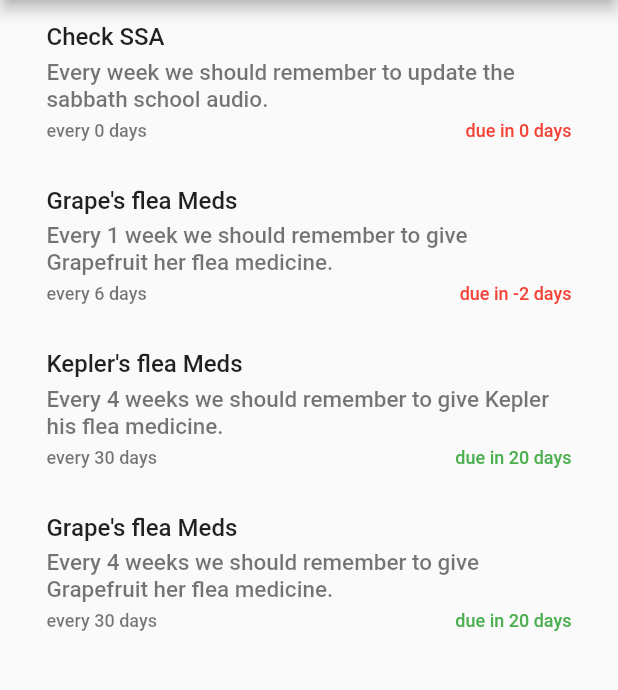
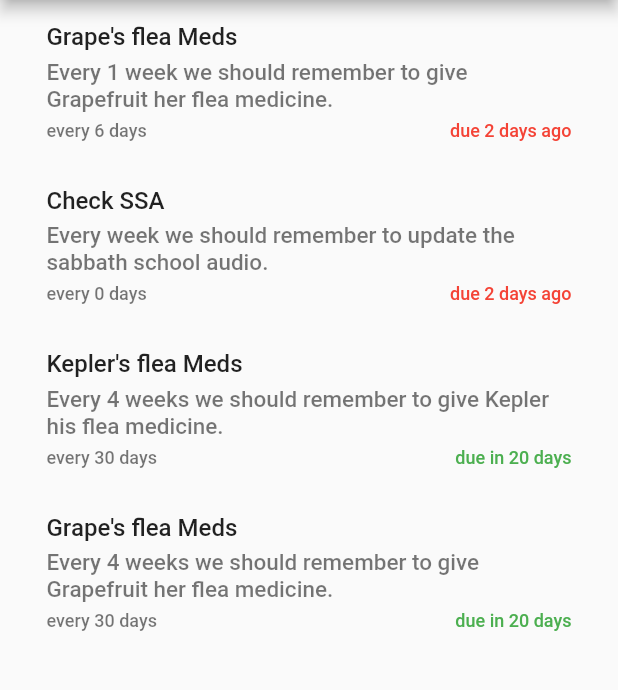
Before and after one commit to krusek/reminder, a Flutter app: the screen it shows after launch, on a phone screen of 412 x 824 dp, the part 84-774 px from its top. Run offline on Flutter 3.47's test engine with Material 2 defaults, Android fonts, the phone set to English and light mode, and no system bars; our stand-ins replace cloud_firestore, firebase_core, rxdart, shared_preferences, timeago; missing offline and left inert: firestore_ui; accounts and stored records are empty; statements that could not run were skipped.

Commit message:
update frequency remaining
Should be independent of frequency type.

```diff
--- a/assets/template.json
+++ b/assets/template.json
@@ -40,7 +40,7 @@
       "frequency": {
         "type": "days",
         "days": [
-          0
+          1
         ],
         "last_event": "2018-11-05T16:58:38.597780"
       }
--- a/lib/widgets/frequency_remaining.dart
+++ b/lib/widgets/frequency_remaining.dart
@@ -8,16 +8,7 @@ class FrequencyRemaining extends StatelessWidget {
 
   @override
   Widget build(BuildContext context) {
-    Duration days = Duration();
-    if (frequency is Timespan) {
-      final timespan = frequency as Timespan;
-      final lastEvent = frequency.lastEvent;
-      if (lastEvent != null)
-        days = lastEvent.difference(DateTime.now()) + Duration(seconds: timespan.targetTimespan);
-      else {
-        days = Duration(seconds: timespan.targetTimespan);
-      }
-    }
+    Duration days = frequency.dueDate.difference(DateTime.now());
     int d = days.inDays;
     Color color;
     if (d > 15) {
@@ -29,7 +20,9 @@ class FrequencyRemaining extends StatelessWidget {
     } else {
       color = Colors.red;
     }
-    return Text("due in $d days",
+    String due = "due in $d days";
+    if (d < 0) due = "due ${-1*d} days ago";
+    return Text(due,
       style: TextStyle(
         color: color,
         //fontWeight: FontWeight.w400,
```
